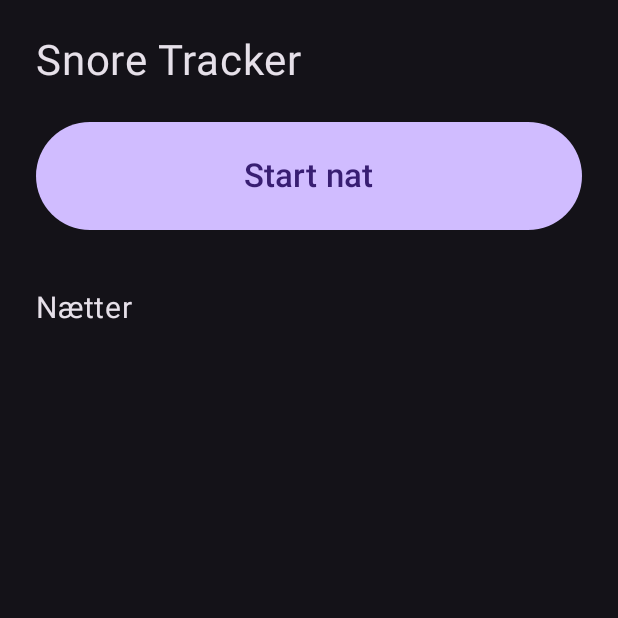
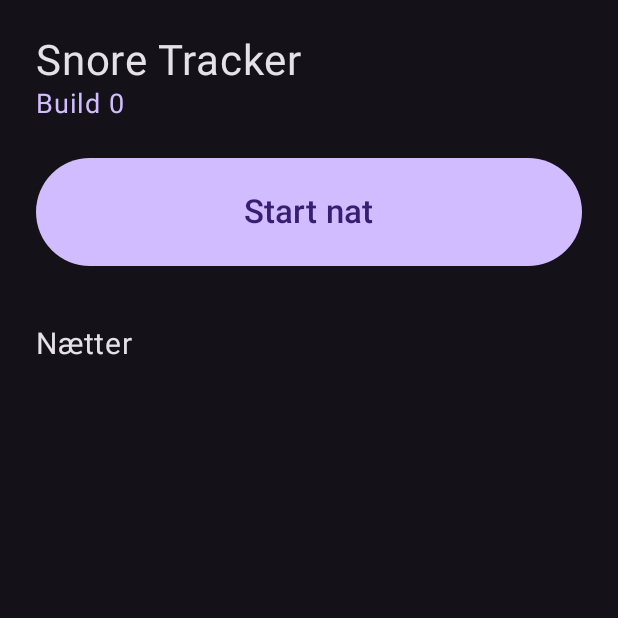
Before and after one commit to lawejo/snore-tracker, an Android app built with Jetpack Compose: the screen it shows after launch (MainActivity), on a phone screen of 412 x 824 dp, the top half of it. Run offline under Robolectric (Android 15) with nearby library versions, the phone set to English and light mode, and no system bars.

Commit message:
Vis buildnummer på forsiden

```diff
--- a/app/src/main/java/dk/lawejo/snoretracker/MainActivity.kt
+++ b/app/src/main/java/dk/lawejo/snoretracker/MainActivity.kt
@@ -49,6 +49,7 @@ import androidx.compose.ui.graphics.Color
 import androidx.compose.ui.unit.dp
 import androidx.compose.ui.unit.sp
 import androidx.core.content.FileProvider
+import androidx.core.content.pm.PackageInfoCompat
 import java.io.File
 import java.text.SimpleDateFormat
 import java.util.Date
@@ -104,6 +105,9 @@ private fun App() {
 
     Column(Modifier.padding(24.dp)) {
         Text("Snore Tracker", fontSize = 28.sp)
+        // versionCode is the GitHub build number, the same as "Build N" on the Releases page.
+        val build = PackageInfoCompat.getLongVersionCode(activity.packageManager.getPackageInfo(activity.packageName, 0))
+        Text("Build $build", fontSize = 18.sp, color = MaterialTheme.colorScheme.primary)
         Button(
             onClick = {
                 if (recording) {
```
